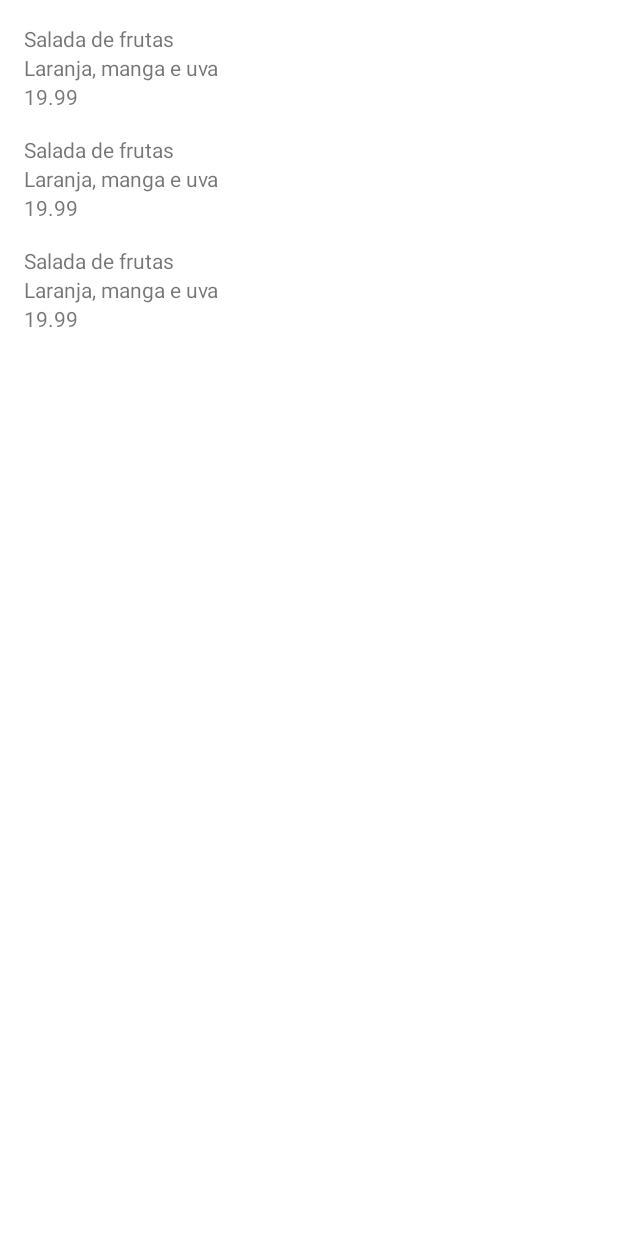
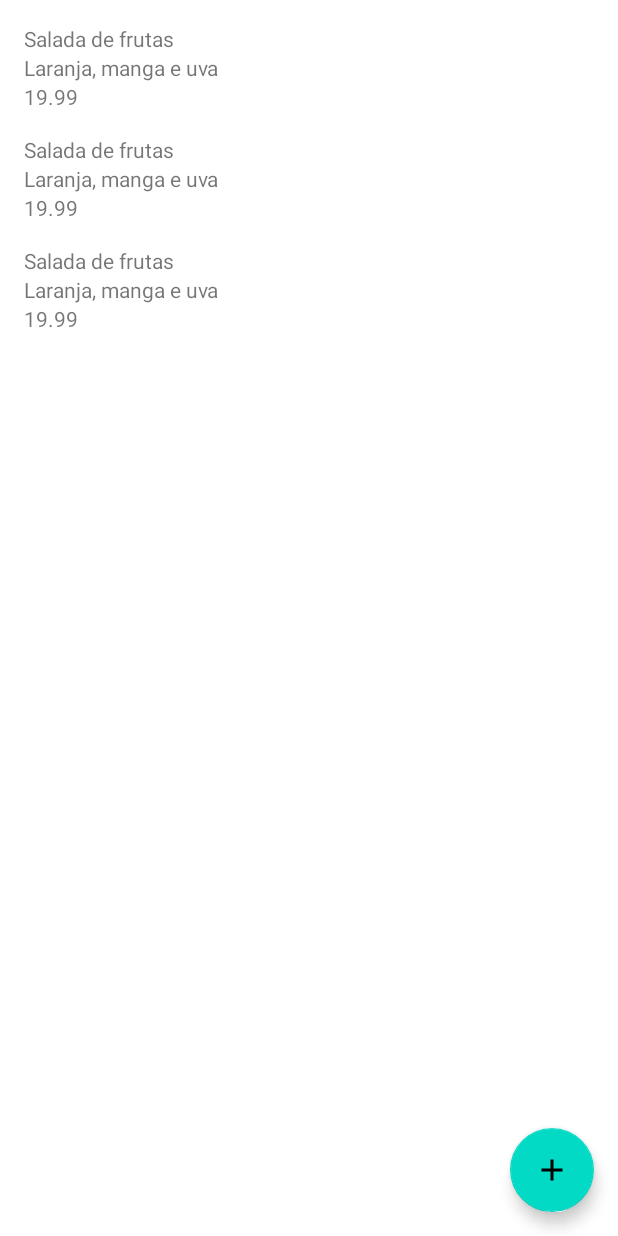
Before and after one commit to FernandoLink/orgs, an Android app built with Jetpack Compose: the layout activity_main.xml on its own in the app's theme, with its tools: preview values and no code run, on a phone screen of 412 x 824 dp. Run offline under Robolectric (Android 15) with nearby library versions, the phone set to English and light mode, and no system bars.

```diff
--- a/app/src/main/java/br/com/alura/orgs/model/Produto.kt
+++ b/app/src/main/java/br/com/alura/orgs/model/Produto.kt
@@ -2,7 +2,7 @@ package br.com.alura.orgs.model
 
 import java.math.BigDecimal
 
-class Produto(
+data class Produto(
     val nome: String,
     val descricao: String,
     val valor: BigDecimal
--- /dev/null
+++ b/app/src/main/res/drawable/ic_baseline_add_24.xml
@@ -0,0 +1,10 @@
+<vector xmlns:android="http://schemas.android.com/apk/res/android"
+    android:width="24dp"
+    android:height="24dp"
+    android:viewportWidth="24"
+    android:viewportHeight="24"
+    android:tint="?attr/colorControlNormal">
+    <path
+        android:fillColor="@android:color/white"
+        android:pathData="M19,13h-6v6h-2v-6H5v-2h6V5h2v6h6v2z"/>
+</vector>
--- a/app/src/main/res/layout/activity_main.xml
+++ b/app/src/main/res/layout/activity_main.xml
@@ -5,17 +5,28 @@
     android:layout_width="match_parent"
     android:layout_height="match_parent">
 
-
     <androidx.recyclerview.widget.RecyclerView
         android:id="@+id/recyclerView"
         android:layout_width="0dp"
         android:layout_height="0dp"
+        app:layoutManager="androidx.recyclerview.widget.LinearLayoutManager"
         app:layout_constraintBottom_toBottomOf="parent"
         app:layout_constraintEnd_toEndOf="parent"
+        app:layout_constraintHorizontal_bias="1.0"
         app:layout_constraintStart_toStartOf="parent"
         app:layout_constraintTop_toTopOf="parent"
-        tools:listitem="@layout/produto_item"
-        app:layoutManager="androidx.recyclerview.widget.LinearLayoutManager" />
+        app:layout_constraintVertical_bias="1.0"
+        tools:listitem="@layout/produto_item" />
 
+    <com.google.android.material.floatingactionbutton.FloatingActionButton
+        android:id="@+id/floatingActionButton"
+        android:layout_width="wrap_content"
+        android:layout_height="wrap_content"
+        android:clickable="true"
+        android:layout_margin="16dp"
+        android:focusable="true"
+        app:layout_constraintBottom_toBottomOf="parent"
+        app:layout_constraintEnd_toEndOf="parent"
+        app:srcCompat="@drawable/ic_baseline_add_24" />
 
 </androidx.constraintlayout.widget.ConstraintLayout>
```
Also changed, not shown: app/src/main/AndroidManifest.xml (+1 -8 lines), app/src/main/java/br/com/alura/orgs/dao/ProdutosDao.kt (added, +19 -0 lines), app/src/main/java/br/com/alura/orgs/ui/activity/FormularioProdutoActivity.kt (+40 -0 lines), app/src/main/java/br/com/alura/orgs/ui/activity/MainActivity.kt (+16 -14 lines).
